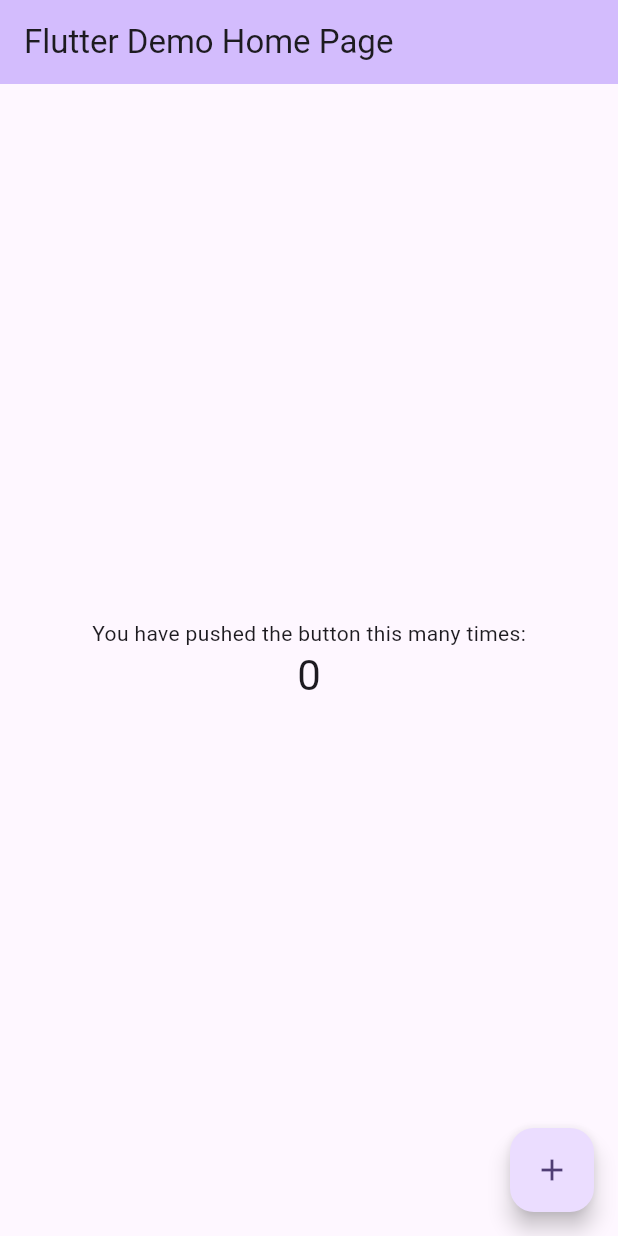
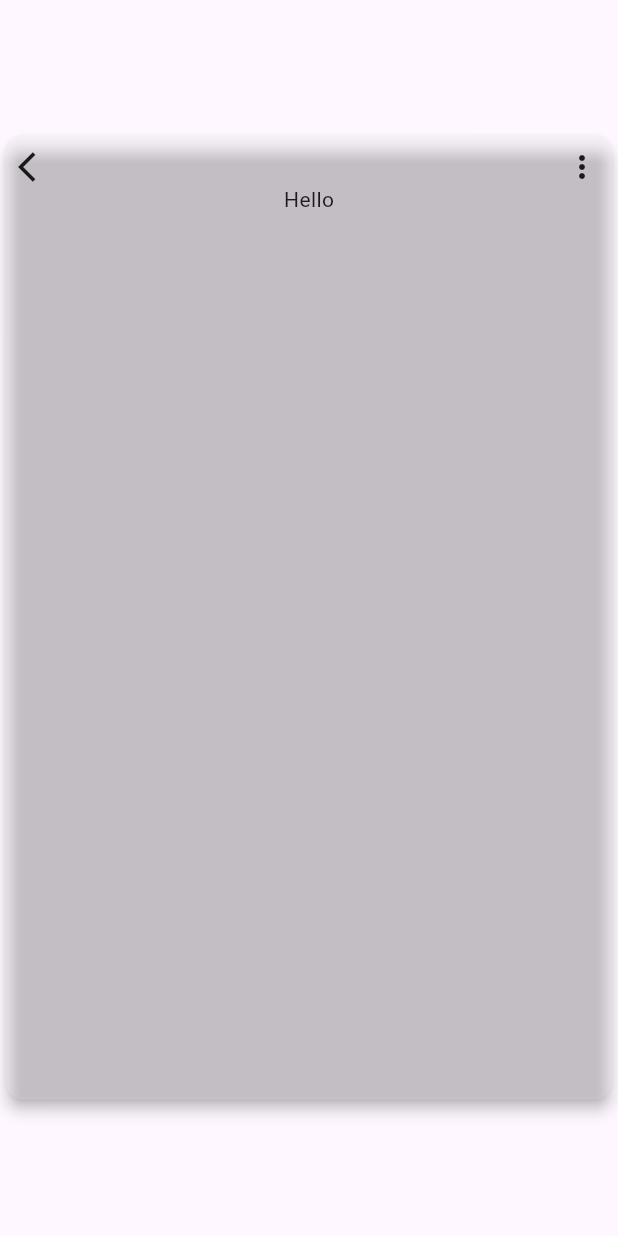
Before and after one commit to diankartika/profilecard, a Flutter app: the screen it shows after launch, on a phone screen of 412 x 824 dp. Run offline on Flutter 3.47's test engine with Material 3 defaults, Android fonts, the phone set to English and light mode, and no system bars.

Commit message:
shadow box

```diff
--- a/flutter_profilecard/lib/main.dart
+++ b/flutter_profilecard/lib/main.dart
@@ -1,122 +1,43 @@
 import 'package:flutter/material.dart';
 
 void main() {
-  runApp(const MyApp());
+  runApp(
+    MaterialApp(
+      title: '',
+      debugShowCheckedModeBanner: false,
+      home: Scaffold(
+        body: Builder(
+          builder: (context) {
+            return Center(
+              child: SizedBox(width: 450, height: 650, child: ProfileCard()),
+            );
+          },
+        ),
+      ),
+    ),
+  );
 }
 
-class MyApp extends StatelessWidget {
-  const MyApp({super.key});
+class ProfileCard extends StatelessWidget {
+  const ProfileCard({super.key});
 
-  // This widget is the root of your application.
   @override
   Widget build(BuildContext context) {
-    return MaterialApp(
-      title: 'Flutter Demo',
-      theme: ThemeData(
-        // This is the theme of your application.
-        //
-        // TRY THIS: Try running your application with "flutter run". You'll see
-        // the application has a purple toolbar. Then, without quitting the app,
-        // try changing the seedColor in the colorScheme below to Colors.green
-        // and then invoke "hot reload" (save your changes or press the "hot
-        // reload" button in a Flutter-supported IDE, or press "r" if you used
-        // the command line to start the app).
-        //
-        // Notice that the counter didn't reset back to zero; the application
-        // state is not lost during the reload. To reset the state, use hot
-        // restart instead.
-        //
-        // This works for code too, not just values: Most code changes can be
-        // tested with just a hot reload.
-        colorScheme: ColorScheme.fromSeed(seedColor: Colors.deepPurple),
+    return Card(
+      elevation: 4,
+      color: Colors.white.withOpacity(0.15),
+      child: Padding(
+        padding: const EdgeInsets.all(8.0),
+        child: const Column(
+          children: [
+            Row(
+              mainAxisAlignment: MainAxisAlignment.spaceBetween,
+              children: [Icon(Icons.arrow_back_ios), Icon(Icons.more_vert)],
+            ),
+            const Text('Hello'),
+          ],
+        ),
       ),
-      home: const MyHomePage(title: 'Flutter Demo Home Page'),
     );
   }
 }
-
-class MyHomePage extends StatefulWidget {
-  const MyHomePage({super.key, required this.title});
-
-  // This widget is the home page of your application. It is stateful, meaning
-  // that it has a State object (defined below) that contains fields that affect
-  // how it looks.
-
-  // This class is the configuration for the state. It holds the values (in this
-  // case the title) provided by the parent (in this case the App widget) and
-  // used by the build method of the State. Fields in a Widget subclass are
-  // always marked "final".
-
-  final String title;
-
-  @override
-  State<MyHomePage> createState() => _MyHomePageState();
-}
-
-class _MyHomePageState extends State<MyHomePage> {
-  int _counter = 0;
-
-  void _incrementCounter() {
-    setState(() {
-      // This call to setState tells the Flutter framework that something has
-      // changed in this State, which causes it to rerun the build method below
-      // so that the display can reflect the updated values. If we changed
-      // _counter without calling setState(), then the build method would not be
-      // called again, and so nothing would appear to happen.
-      _counter++;
-    });
-  }
-
-  @override
-  Widget build(BuildContext context) {
-    // This method is rerun every time setState is called, for instance as done
-    // by the _incrementCounter method above.
-    //
-    // The Flutter framework has been optimized to make rerunning build methods
-    // fast, so that you can just rebuild anything that needs updating rather
-    // than having to individually change instances of widgets.
-    return Scaffold(
-      appBar: AppBar(
-        // TRY THIS: Try changing the color here to a specific color (to
-        // Colors.amber, perhaps?) and trigger a hot reload to see the AppBar
-        // change color while the other colors stay the same.
-        backgroundColor: Theme.of(context).colorScheme.inversePrimary,
-        // Here we take the value from the MyHomePage object that was created by
-        // the App.build method, and use it to set our appbar title.
-        title: Text(widget.title),
-      ),
-      body: Center(
-        // Center is a layout widget. It takes a single child and positions it
-        // in the middle of the parent.
-        child: Column(
-          // Column is also a layout widget. It takes a list of children and
-          // arranges them vertically. By default, it sizes itself to fit its
-          // children horizontally, and tries to be as tall as its parent.
-          //
-          // Column has various properties to control how it sizes itself and
-          // how it positions its children. Here we use mainAxisAlignment to
-          // center the children vertically; the main axis here is the vertical
-          // axis because Columns are vertical (the cross axis would be
-          // horizontal).
-          //
-          // TRY THIS: Invoke "debug painting" (choose the "Toggle Debug Paint"
-          // action in the IDE, or press "p" in the console), to see the
-          // wireframe for each widget.
-          mainAxisAlignment: MainAxisAlignment.center,
-          children: <Widget>[
-            const Text('You have pushed the button this many times:'),
-            Text(
-              '$_counter',
-              style: Theme.of(context).textTheme.headlineMedium,
-            ),
-          ],
-        ),
-      ),
-      floatingActionButton: FloatingActionButton(
-        onPressed: _incrementCounter,
-        tooltip: 'Increment',
-        child: const Icon(Icons.add),
-      ), // This trailing comma makes auto-formatting nicer for build methods.
-    );
-  }
-}
```
